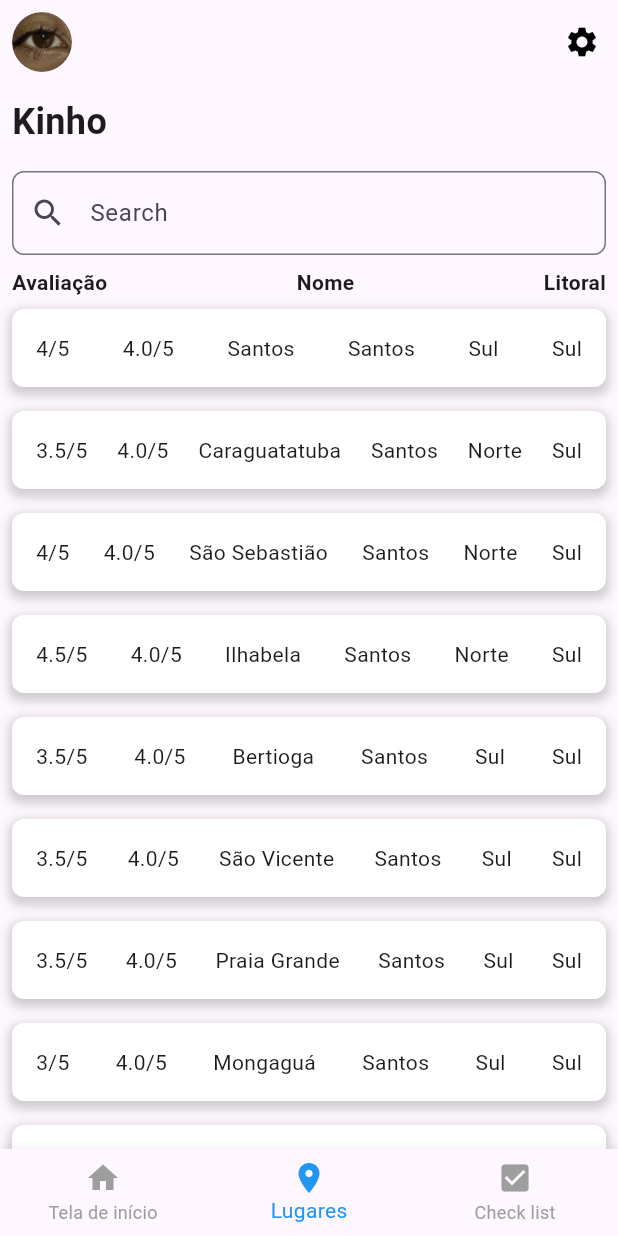
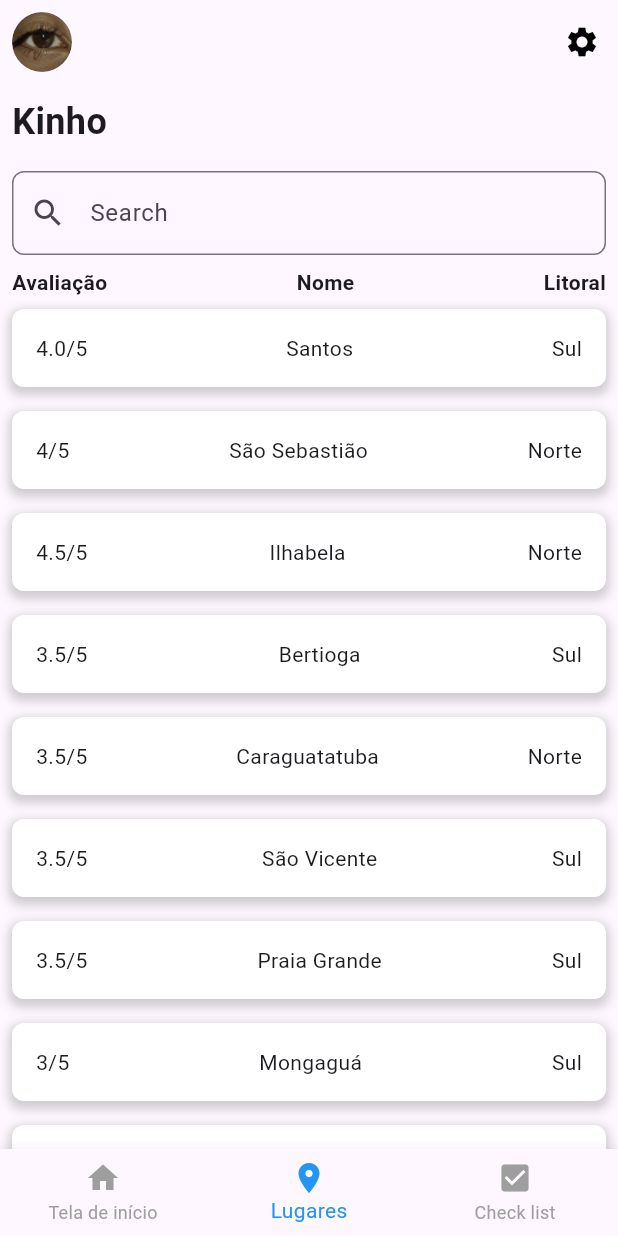
Before and after one commit to kakacodee/pamMapaulista, a Flutter app: the screen it shows after launch, on a phone screen of 412 x 824 dp. Run offline on Flutter 3.47's test engine with Material 3 defaults, Android fonts, the phone set to English and light mode, and no system bars.

Commit message:
commit implementação classes

```diff
--- a/Mapaulista-main/mapaulista/lib/main.dart
+++ b/Mapaulista-main/mapaulista/lib/main.dart
@@ -10,8 +10,8 @@ List<Municipios> municipios = [
       'Santos',
       'Sul',
       'Santos, uma cidade costeira no estado de São Paulo, no sul do Brasil, é uma importante extensão do porto marítimo que vai do continente à ilha de São Vicente. O centro urbano da ilha faz fronteira com a Baía de Santos, conhecida pela sua extensa praia e pelo jardim adjacente de 5,3 km de comprimento. O Museu do Café, que ocupa uma bolsa de mercadorias de 1922 preservada na zona histórica, explora o papel fundamental da área para o comércio de café do Brasil.',
-      '#imagem1',
-      '#imagem2',
+      'assets/img/santos.png',
+      'assets/img/santos_second.png',
       '4.0/5'),
   Municipios(
       'São Sebastião', 'Norte', 'descricao', '#imagem1', '#imagem2', '4/5'),
@@ -229,12 +229,12 @@ class PlacesToVisitScreen extends StatelessWidget {
                         child: Row(
                           mainAxisAlignment: MainAxisAlignment.spaceBetween,
                           children: [
-                            Text(place['avaliação']!),
-                            Text(municipios[0].avaliacao),
-                            Text(place['nome']!),
-                            Text(municipios[0].nome),
-                            Text(place['região']!),
-                            Text(municipios[0].regiao),
+                            //Text(place['avaliação']!),
+                            Text(municipios[index].avaliacao),
+                            //Text(place['nome']!),
+                            Text(municipios[index].nome),
+                            //Text(place['região']!),
+                            Text(municipios[index].regiao),
                           ],
                         ),
                       ),
@@ -281,8 +281,8 @@ class PlaceDetailScreen extends StatelessWidget {
   Widget build(BuildContext context) {
     return Scaffold(
       appBar: AppBar(
-        title: Text(place['nome']!),
-        backgroundColor: Colors.black,
+        title: Text(municipios[0].nome),
+        backgroundColor: const Color.fromARGB(255, 115, 113, 113),
         elevation: 0,
       ),
       body: SingleChildScrollView(
@@ -295,7 +295,7 @@ class PlaceDetailScreen extends StatelessWidget {
                 child: Column(
                   children: [
                     Text(
-                      place['nome']!,
+                      municipios[0].nome,
                       style: const TextStyle(
                           fontSize: 32,
                           fontWeight: FontWeight.bold,
@@ -304,7 +304,7 @@ class PlaceDetailScreen extends StatelessWidget {
                     ),
                     const SizedBox(height: 16),
                     Image.asset(
-                      place['image']!,
+                      municipios[0].imagem1,
                       fit: BoxFit.cover,
                     ),
                     const SizedBox(height: 16),
@@ -317,7 +317,7 @@ class PlaceDetailScreen extends StatelessWidget {
                     ),
                     const SizedBox(height: 16),
                     Image.asset(
-                      place['second_image']!,
+                      municipios[0].imagem2,
                       fit: BoxFit.cover,
                     ),
                     const SizedBox(height: 16),
--- a/Mapaulista-main/mapaulista/lib/municipios.dart
+++ b/Mapaulista-main/mapaulista/lib/municipios.dart
@@ -1,4 +1,3 @@
-import 'dart:nativewrappers/_internal/vm/lib/ffi_native_type_patch.dart';
 
 class Municipios {
   final String nome;
```
Also changed, not shown: Mapaulista-main/mapaulista/lib/lugares.dart (added).
